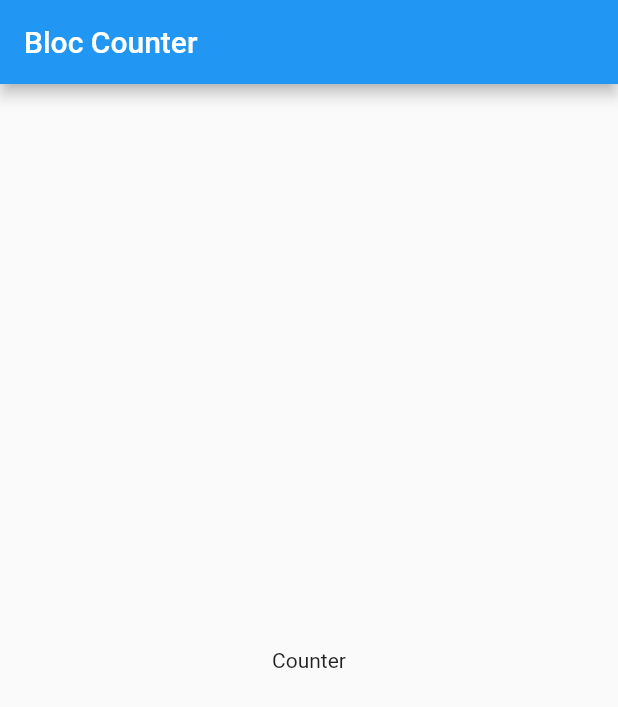
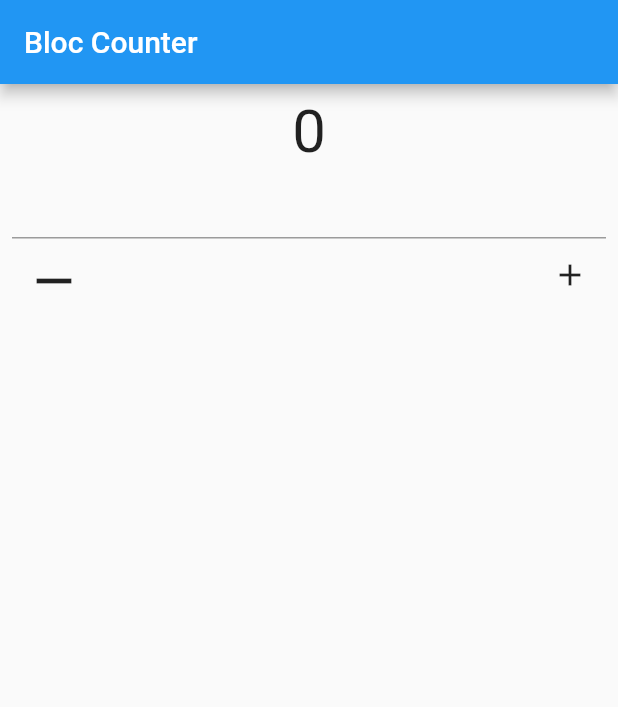
Before and after one commit to Abhishek12345679/catalog_app_tut, a Flutter app: the screen it shows after launch, on a phone screen of 412 x 824 dp. Shown: the top 707 px of the screen. Run offline on Flutter 3.47's test engine with Material 2 defaults, Android fonts, the phone set to English and light mode, and no system bars; our stand-ins replace cloud_firestore, firebase_auth, firebase_core, flutter_bloc, share_plus; accounts and stored records are empty.

Commit message:
counter bloc works [needs practice to understand completely]

```diff
--- a/lib/pages/counter.dart
+++ b/lib/pages/counter.dart
@@ -1,6 +1,6 @@
 // ignore_for_file: public_member_api_docs, sort_constructors_first
-import 'package:bloc/bloc.dart';
 import 'package:flutter/material.dart';
+import 'package:flutter_bloc/flutter_bloc.dart';
 
 class Counter extends StatefulWidget {
   const Counter({super.key});
@@ -11,19 +11,93 @@ class Counter extends StatefulWidget {
 
 class _CounterState extends State<Counter> {
   @override
+  void initState() {
+    _controller = TextEditingController();
+    super.initState();
+  }
+
+  late final TextEditingController _controller;
+
+  @override
+  void dispose() {
+    _controller.dispose();
+    super.dispose();
+  }
+
+  @override
   Widget build(BuildContext context) {
-    return Scaffold(
-      appBar: AppBar(
-        title: const Text('Bloc Counter'),
-      ),
-      body: const Padding(
-        padding: EdgeInsets.all(8.0),
-        child: Center(child: Text('Counter')),
+    return BlocProvider(
+      create: (context) => CounterBloc(),
+      child: Scaffold(
+        appBar: AppBar(
+          title: const Text('Bloc Counter'),
+        ),
+        body: BlocConsumer<CounterBloc, CounterState>(
+          builder: (context, state) {
+            final invalidValue =
+                (state is CounterStateInvalid) ? state.invalidValue : '';
+
+            return Padding(
+              padding: const EdgeInsets.all(8.0),
+              child: Column(
+                children: [
+                  Text(
+                    state.value.toString(),
+                    style: const TextStyle(
+                      fontWeight: FontWeight.normal,
+                      fontSize: 40,
+                    ),
+                  ),
+                  Visibility(
+                    visible: state is CounterStateInvalid,
+                    child: const Text("Invalid Input"),
+                  ),
+                  TextField(
+                    controller: _controller,
+                    keyboardType: TextInputType.number,
+                  ),
+                  Row(
+                    mainAxisAlignment: MainAxisAlignment.spaceBetween,
+                    children: [
+                      IconButton(
+                        onPressed: () {
+                          context.read<CounterBloc>().add(
+                                DecrementEvent(
+                                  value: _controller.text,
+                                ),
+                              );
+                        },
+                        icon: const Icon(
+                          Icons.remove,
+                          size: 40,
+                        ),
+                      ),
+                      IconButton(
+                        onPressed: () {
+                          context.read<CounterBloc>().add(
+                                IncrementEvent(
+                                  value: _controller.text,
+                                ),
+                              );
+                        },
+                        icon: const Icon(Icons.add),
+                      ),
+                    ],
+                  )
+                ],
+              ),
+            );
+          },
+          listener: (context, state) {
+            _controller.clear();
+          },
+        ),
       ),
     );
   }
 }
 
+// super state
 @immutable
 abstract class CounterState {
   final int value;
@@ -33,6 +107,7 @@ abstract class CounterState {
   );
 }
 
+//sub states
 class CounterStateValid extends CounterState {
   // here the value passed to CounterStateValid gets passed on to CounterState via the  'super()', the super key calls the superclass
   const CounterStateValid(int value) : super(value);
@@ -46,6 +121,7 @@ class CounterStateInvalid extends CounterState {
   }) : super(previousValue);
 }
 
+// super event
 @immutable
 abstract class CounterEvent {
   final String value;
@@ -54,6 +130,7 @@ abstract class CounterEvent {
   });
 }
 
+// events
 class IncrementEvent extends CounterEvent {
   const IncrementEvent({required super.value});
 }
@@ -66,6 +143,35 @@ class DecrementEvent extends CounterEvent {
 
 class CounterBloc extends Bloc<CounterEvent, CounterState> {
   CounterBloc() : super(const CounterStateValid(0)) {
-    //
+    on<IncrementEvent>((event, emit) {
+      final value = int.tryParse(event.value);
+      if (value == null) {
+        emit(
+          CounterStateInvalid(
+            invalidValue: event.value,
+            previousValue: state.value,
+          ),
+        );
+      } else {
+        emit(
+          CounterStateValid(state.value + value),
+        );
+      }
+    });
+    on<DecrementEvent>((event, emit) {
+      final value = int.tryParse(event.value);
+      if (value == null) {
+        emit(
+          CounterStateInvalid(
+            invalidValue: event.value,
+            previousValue: state.value,
+          ),
+        );
+      } else {
+        emit(
+          CounterStateValid(state.value - value),
+        );
+      }
+    });
   }
 }
```
